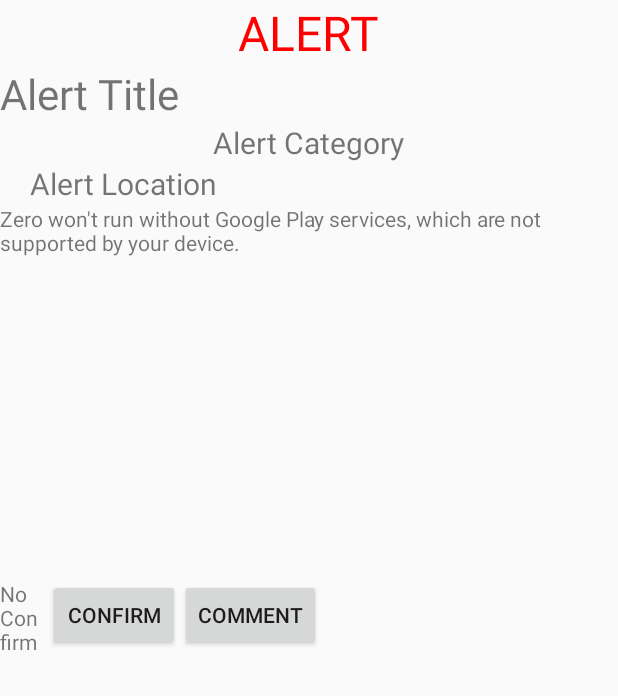
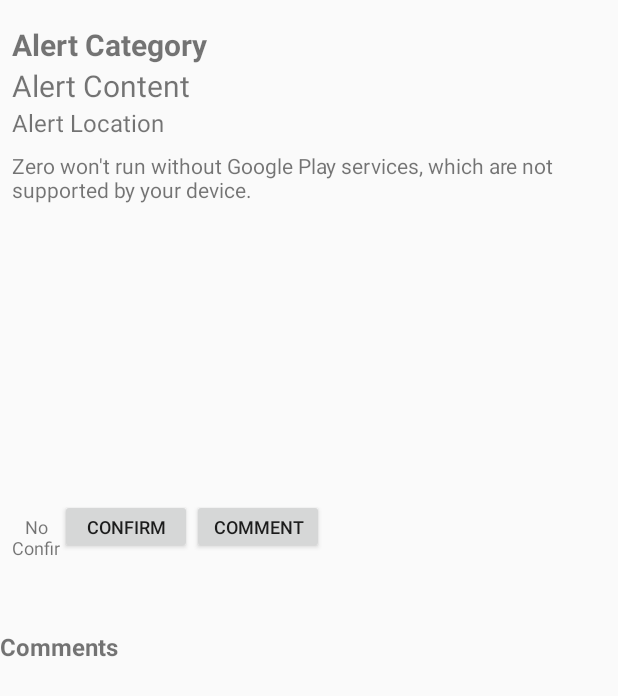
Before and after one commit to selingc/Zero, an Android app: the ViewAlertActivity screen opened directly, with no data from a screen before it, on a phone screen of 412 x 824 dp. Shown: the top 696 px of the screen. Run offline under Robolectric (Android 15) with nearby library versions, the phone set to English and light mode, and no system bars; our stand-ins replace Firebase (no records; nobody signed in at launch, a user with empty details on screens opened directly); 10 statements that could not run were skipped.

Commit message:
fix UI, make comments scrollable

```diff
--- a/app/src/main/java/com/jello/zero/CreateAlertActivity.java
+++ b/app/src/main/java/com/jello/zero/CreateAlertActivity.java
@@ -147,7 +147,7 @@
         if (mLastLocation != null) {
             String latitude = String.valueOf(mLastLocation.getLatitude());
             String longitude = String.valueOf(mLastLocation.getLongitude());
-            ((EditText) findViewById(R.id.location_alert)).setHint("Type or use current location: " + latitude + "," + longitude);
+            ((EditText) findViewById(R.id.location_alert)).setHint("Type or use current location");
         }
     }
 
--- a/app/src/main/java/com/jello/zero/MainFragment.java
+++ b/app/src/main/java/com/jello/zero/MainFragment.java
@@ -115,9 +115,9 @@
                     Location alertLocation = new Location("");
                     alertLocation.setLatitude(newAlert.latitude);
                     alertLocation.setLongitude(newAlert.longitude);
-                    distance = Math.round(alertLocation.distanceTo(mLastLocation)) + " meters away from you!";
+                    distance = Math.round(alertLocation.distanceTo(mLastLocation))+" m away";
                 }else{
-                    distance = "Distance away from you cannot be detected.";
+                    distance = "Distance unavailable";
                 }
                 //newAlert.setKey(dataSnapshot.getKey());
                 newAlert.setDistance(distance);
--- a/app/src/main/java/com/jello/zero/ViewAlertActivity.java
+++ b/app/src/main/java/com/jello/zero/ViewAlertActivity.java
@@ -3,11 +3,13 @@
 import android.os.Bundle;
 import android.support.v7.app.AppCompatActivity;
 import android.util.Log;
+import android.view.MotionEvent;
 import android.view.View;
 import android.widget.ArrayAdapter;
 import android.widget.Button;
 import android.widget.EditText;
 import android.widget.ListView;
+import android.widget.ScrollView;
 import android.widget.TextView;
 import android.widget.Toast;
 
@@ -103,10 +105,29 @@
         super.onStart();
         commentsListData = new ArrayList<String>();
         commentListView = (ListView) findViewById(R.id.comment_listView);
-       // commentListViewAdapter = new CommentListViewAdapter(commentsListData, this.getApplicationContext());
+
         commentDefaultArrayAdapter = new ArrayAdapter<String>(this, R.layout.comment_row, commentsListData);
-       // commentListView.setAdapter(commentListViewAdapter);
+
         commentListView.setAdapter(commentDefaultArrayAdapter);
+
+
+        final ScrollView scrollView = (ScrollView)findViewById(R.id.comment_scrollview);
+        commentListView.setOnTouchListener(new View.OnTouchListener() {
+            @Override
+            public boolean onTouch(View v, MotionEvent event) {
+
+                scrollView.requestDisallowInterceptTouchEvent(true);
+
+                int action = event.getActionMasked();
+                switch (action) {
+                    case MotionEvent.ACTION_UP:
+                        scrollView.requestDisallowInterceptTouchEvent(false);
+                        break;
+                }
+                return false;
+            }
+        });
+
 
         commentListener = new ChildEventListener() {
             @Override
@@ -171,9 +192,6 @@
         newCommentRef.setValue(newComment);
     }
 
-
-
-
     public boolean confirmAlert(View view){
         //preparation for updating list of confirmed user
         Map<String, Object> updatedConfirmedList = new HashMap<String, Object>();
@@ -232,7 +250,7 @@
         confirmNumberTextView.setText(theAlert.confirmed+"");
 
         //Temporary location
-        alertLocation.setText("Location: "+theAlert.latitude+","+theAlert.longitude);
+        alertLocation.setText("Location:\n"+theAlert.getLocation());
         setLoc(theAlert.latitude,theAlert.longitude);
 
         // Get the SupportMapFragment and request notification
--- a/app/src/main/res/layout/activity_main.xml
+++ b/app/src/main/res/layout/activity_main.xml
@@ -7,8 +7,6 @@
     android:layout_height="match_parent"
     android:fitsSystemWindows="true"
     tools:context="com.jello.zero.MainActivity">
-
-
 
     <android.support.design.widget.AppBarLayout
         android:id="@+id/appbar"
@@ -38,8 +36,8 @@
 
     <android.support.design.widget.FloatingActionButton
         android:id="@+id/fab"
-        android:layout_width="80dp"
-        android:layout_height="80dp"
+        android:layout_width="50dp"
+        android:layout_height="50dp"
         android:layout_gravity="top|left"
         android:layout_margin="@dimen/fab_margin"
         app:layout_anchor="@+id/container"
--- a/app/src/main/res/layout/activity_view_alert.xml
+++ b/app/src/main/res/layout/activity_view_alert.xml
@@ -1,101 +1,130 @@
 <?xml version="1.0" encoding="utf-8"?>
-<LinearLayout xmlns:android="http://schemas.android.com/apk/res/android"
+<ScrollView xmlns:android="http://schemas.android.com/apk/res/android"
+    android:id="@+id/comment_scrollview"
+    android:layout_width="fill_parent"
+    android:layout_height="fill_parent"
+    android:fillViewport="true"
+    android:orientation="vertical">
+
+    <LinearLayout
         android:layout_width="match_parent"
         android:layout_height="match_parent"
         android:orientation="vertical">
 
         <TextView
-        android:textSize="32sp"
-        android:textColor="#ff0000"
-        android:layout_gravity="center"
-        android:layout_width="wrap_content"
+            android:id="@+id/alertViewCategory"
+            android:layout_width="match_parent"
             android:layout_height="wrap_content"
-        android:text="@string/alert_view_header" />
+            android:paddingTop="16dp"
+            android:paddingLeft="8dp"
+            android:paddingRight="8dp"
+            android:text="Alert Category"
+            android:textSize="20sp"
+            android:textStyle="bold" />
 
         <TextView
             android:id="@+id/alertViewTitle"
             android:layout_width="match_parent"
             android:layout_height="wrap_content"
-        android:layout_gravity="center"
-        android:text="Alert Title"
-        android:textSize="28sp" />
-
-    <TextView
-        android:id="@+id/alertViewCategory"
-        android:layout_width="wrap_content"
-        android:layout_height="wrap_content"
-        android:layout_gravity="center"
-        android:textSize="20sp"
-        android:text="Alert Category" />
+            android:paddingLeft="8dp"
+            android:paddingRight="8dp"
+            android:text="Alert Content"
+            android:textSize="20sp" />
 
         <TextView
             android:id="@+id/alertViewLocation"
             android:layout_width="match_parent"
             android:layout_height="wrap_content"
-        android:paddingLeft="20sp"
-        android:text="Alert Location"
-        android:textSize="20sp" />
+            android:paddingLeft="8dp"
+            android:paddingRight="8dp"
+            android:textSize="16sp"
+            android:text="Alert Location" />
 
         <fragment xmlns:android="http://schemas.android.com/apk/res/android"
             xmlns:tools="http://schemas.android.com/tools"
             android:id="@+id/map"
             android:name="com.google.android.gms.maps.SupportMapFragment"
             android:layout_width="match_parent"
-        android:layout_height="250sp"
+            android:layout_height="224sp"
+            android:layout_margin="8dp"
             tools:context="com.example.mapwithmarker.MapsMarkerActivity" />
-    <LinearLayout
-        android:layout_width="match_parent"
-        android:layout_height="wrap_content">
-        <TextView
-            android:id="@+id/confirm_number_view"
-            android:layout_width="32dp"
-            android:layout_height="match_parent"
-            android:text="@string/alert_confirm_view"
-            android:textAlignment="gravity"
-            />
-        <Button
-            android:id="@+id/viewAlert_confirm_button"
-            android:layout_height="wrap_content"
-            android:layout_width="wrap_content"
-            android:text="@string/button_viewAlert_confirm"
-            android:onClick="confirmAlert"
-            />
-        <Button
-            android:layout_width="wrap_content"
-            android:layout_height="wrap_content"
-            android:text="@string/button_comment_alert"
-            android:onClick="commentButtonClick"
-            />
-    </LinearLayout>
-
 
         <LinearLayout
             android:layout_width="match_parent"
             android:layout_height="wrap_content"
-        android:orientation="horizontal">
+            android:paddingLeft="8dp"
+            android:paddingRight="8dp">
+
+            <TextView
+                android:id="@+id/confirm_number_view"
+                android:layout_width="32dp"
+                android:layout_height="wrap_content"
+                android:gravity="center"
+                android:text="@string/alert_confirm_view"
+                android:textAlignment="gravity"
+                android:textSize="12sp" />
+
+            <Button
+                android:id="@+id/viewAlert_confirm_button"
+                android:layout_width="wrap_content"
+                android:layout_height="wrap_content"
+                android:minHeight="0dp"
+                android:onClick="confirmAlert"
+                android:text="@string/button_viewAlert_confirm"
+                android:textSize="12sp" />
+
+            <Button
+                android:layout_width="wrap_content"
+                android:layout_height="wrap_content"
+                android:minHeight="0dp"
+                android:onClick="commentButtonClick"
+                android:text="@string/button_comment_alert"
+                android:textSize="12sp" />
+        </LinearLayout>
+
+        <LinearLayout
+            android:layout_width="match_parent"
+            android:layout_height="wrap_content"
+            android:orientation="horizontal"
+            android:paddingLeft="8dp"
+            android:paddingRight="8dp">
+
             <EditText
                 android:id="@+id/comment_editText"
+                android:layout_width="0dp"
+                android:layout_height="wrap_content"
                 android:layout_weight="0.8"
-            android:layout_width="80dp"
-            android:layout_height="48dp"
                 android:hint="@string/comment_hint"
-            android:visibility="invisible"/>
+                android:textSize="16sp"
+                android:visibility="invisible" />
+
             <Button
                 android:id="@+id/comment_post_button"
+                android:layout_width="20dp"
+                android:layout_height="wrap_content"
                 android:layout_weight="0.2"
-            android:layout_width="32dp"
-            android:layout_height="match_parent"
+                android:minHeight="0dp"
+                android:onClick="postComment"
                 android:text="@string/comment_post_button"
-            android:visibility="invisible"
-            android:onClick="postComment"/>
+                android:textSize="16sp"
+                android:visibility="invisible" />
         </LinearLayout>
 
+        <TextView
+            android:layout_width="match_parent"
+            android:layout_height="wrap_content"
+            android:text="Comments"
+            android:textSize="16sp"
+            android:textStyle="bold"/>
         <ListView
             android:id="@+id/comment_listView"
             android:layout_width="match_parent"
-        android:layout_height="match_parent"></ListView>
+            android:layout_height="97dp"
+            android:padding="8dp"></ListView>
+        <TextView
+            android:layout_width="match_parent"
+            android:layout_height="48dp"
+            />
+    </LinearLayout>
 
-
-
-
-</LinearLayout>
+</ScrollView>
--- a/app/src/main/res/layout/comment_row.xml
+++ b/app/src/main/res/layout/comment_row.xml
@@ -1,4 +1,5 @@
 <TextView xmlns:android="http://schemas.android.com/apk/res/android"
         android:id="@+id/comment_author_field"
         android:layout_width="match_parent"
-        android:layout_height="match_parent" />
+        android:layout_height="match_parent"
+        android:textSize="20sp"/>
--- a/app/src/main/res/values/strings.xml
+++ b/app/src/main/res/values/strings.xml
@@ -10,7 +10,7 @@
     <string name="button_toSignup">Create An Account</string>
     <string name="button_toSignout">Sign Out</string>
     <string name="main_create_alert">Create An Alert</string>
-    <string name="alert_name_field">Name</string>
+    <string name="alert_name_field">Content</string>
     <string name="alert_category_field">Category</string>
     <string name="alert_location_field">Location</string>
     <string name="alert_create_button">Create Alert</string>
```
Also changed, not shown: app/src/main/java/com/jello/zero/Alert.java (+10 -4 lines), app/src/main/java/com/jello/zero/AlertListViewAdapter.java (+19 -5 lines), app/src/main/res/layout/activity_create_alert.xml (+9 -5 lines), app/src/main/res/layout/alert_row.xml (+49 -3 lines). Lines whose indentation alone changed are shown as unchanged.
